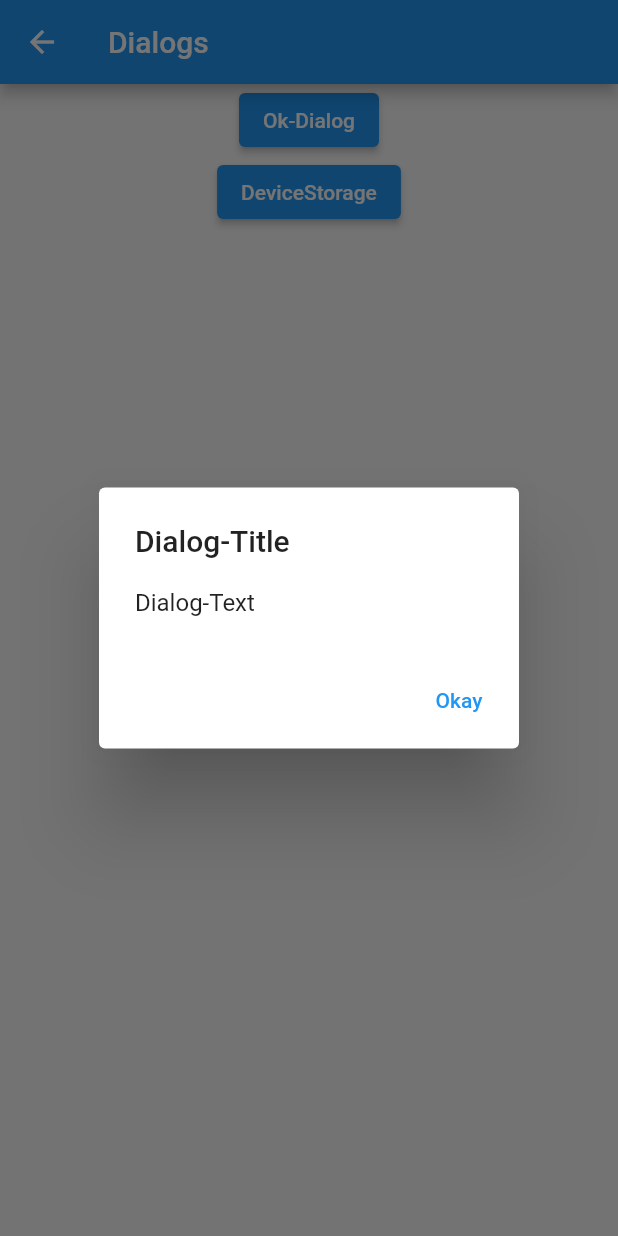
After one commit to Christian-Adler/flutter_commons, a Flutter app: the DialogsScreen screen opened by its route, after a tap on "Ok-Dialog", on a phone screen of 412 x 824 dp. The commit adds this screen. Run offline on Flutter 3.47's test engine with Material 2 defaults, Android fonts, the phone set to English and light mode, and no system bars; our stand-ins replace flutter_secure_storage; accounts and stored records are empty.

Commit message:
add dialog and table utils

```diff
--- a/example/lib/main.dart
+++ b/example/lib/main.dart
@@ -1,6 +1,9 @@
 import 'package:example/screens/color_utils_screen.dart';
 import 'package:example/screens/device_storage_screen.dart';
+import 'package:example/screens/dialogs_screen.dart';
+import 'package:example/screens/gradient_app_bar_screen.dart';
 import 'package:example/screens/overview_screen.dart';
+import 'package:example/screens/table_screen.dart';
 import 'package:flutter/material.dart';
 
 void main() {
@@ -21,8 +24,11 @@ class MyApp extends StatelessWidget {
       home: const OverviewScreen(),
       routes: {
         OverviewScreen.routeName: (context) => const OverviewScreen(),
+        GradientAppBarScreen.routeName: (context) => const GradientAppBarScreen(),
         ColorUtilsScreen.routeName: (context) => const ColorUtilsScreen(),
         DeviceStorageScreen.routeName: (context) => const DeviceStorageScreen(),
+        DialogsScreen.routeName: (context) => const DialogsScreen(),
+        TableScreen.routeName: (context) => const TableScreen(),
       },
     );
   }
--- /dev/null
+++ b/example/lib/screens/dialogs_screen.dart
@@ -0,0 +1,36 @@
+import 'package:flutter/material.dart';
+import 'package:flutter_commons/utils/dialogs.dart';
+
+class DialogsScreen extends StatelessWidget {
+  static const routeName = '/dialogs';
+
+  const DialogsScreen({Key? key}) : super(key: key);
+
+  @override
+  Widget build(BuildContext context) {
+    return Scaffold(
+      appBar: AppBar(
+        title: const Text('Dialogs'),
+      ),
+      body: SizedBox(
+        width: double.infinity,
+        child: SingleChildScrollView(
+          child: Column(crossAxisAlignment: CrossAxisAlignment.center, children: [
+            ElevatedButton(
+              onPressed: () {
+                Dialogs.simpleOkDialog('Dialog-Text', context, title: 'Dialog-Title');
+              },
+              child: const Text('Ok-Dialog'),
+            ),
+            ElevatedButton(
+              onPressed: () {
+                Dialogs.showSnackBar('Some text to show in SnackBar', context);
+              },
+              child: const Text('DeviceStorage'),
+            ),
+          ]),
+        ),
+      ),
+    );
+  }
+}
--- a/example/lib/screens/overview_screen.dart
+++ b/example/lib/screens/overview_screen.dart
@@ -1,6 +1,10 @@
 import 'package:example/screens/color_utils_screen.dart';
 import 'package:example/screens/device_storage_screen.dart';
+import 'package:example/screens/table_screen.dart';
 import 'package:flutter/material.dart';
+
+import 'dialogs_screen.dart';
+import 'gradient_app_bar_screen.dart';
 
 class OverviewScreen extends StatelessWidget {
   static const routeName = '/overview';
@@ -23,6 +27,18 @@ class OverviewScreen extends StatelessWidget {
               onPressed: () => Navigator.of(context).pushNamed(DeviceStorageScreen.routeName),
               child: const Text('DeviceStorage'),
             ),
+            ElevatedButton(
+              onPressed: () => Navigator.of(context).pushNamed(GradientAppBarScreen.routeName),
+              child: const Text('GradientAppBar'),
+            ),
+            ElevatedButton(
+              onPressed: () => Navigator.of(context).pushNamed(DialogsScreen.routeName),
+              child: const Text('Dialogs'),
+            ),
+            ElevatedButton(
+              onPressed: () => Navigator.of(context).pushNamed(TableScreen.routeName),
+              child: const Text('Table'),
+            ),
           ]),
         ),
       ),
--- /dev/null
+++ b/lib/utils/dialogs.dart
@@ -0,0 +1,51 @@
+import 'package:flutter/material.dart';
+
+class Dialogs {
+  /// Dismiss | hide | remove OnScreenKeyboard
+  static void dismissKeyboard(BuildContext context) {
+    FocusScope.of(context).unfocus();
+  }
+
+  static Future<void> simpleOkDialog(
+    String text,
+    BuildContext context, {
+    String? title,
+  }) async {
+    return showDialog<void>(
+      context: context,
+      builder: (ctx) => AlertDialog(
+        title: title == null ? null : Text(title),
+        content: Text(
+          text,
+        ),
+        actions: [
+          TextButton(
+              onPressed: () {
+                Navigator.of(ctx).pop();
+              },
+              child: const Text('Okay'))
+        ],
+      ),
+    );
+  }
+
+  /// show [SnackBar]
+  /// * [content] Widget or Text
+  static void showSnackBar(dynamic content, BuildContext context,
+      {Duration? duration, SnackBarAction? snackBarAction}) {
+    Duration d = duration ?? const Duration(seconds: 2);
+    Widget c = (content is Widget)
+        ? content
+        : (content is String)
+            ? Text(content)
+            : const Text('invalid content given');
+    ScaffoldMessenger.of(context).hideCurrentSnackBar();
+    ScaffoldMessenger.of(context).showSnackBar(
+      SnackBar(
+        content: c,
+        duration: d,
+        action: snackBarAction,
+      ),
+    );
+  }
+}
```
Also changed, not shown: example/lib/screens/gradient_app_bar_screen.dart (added, +19 -0 lines), example/lib/screens/table_screen.dart (added, +40 -0 lines), lib/utils/table_utils.dart (added, +52 -0 lines).
